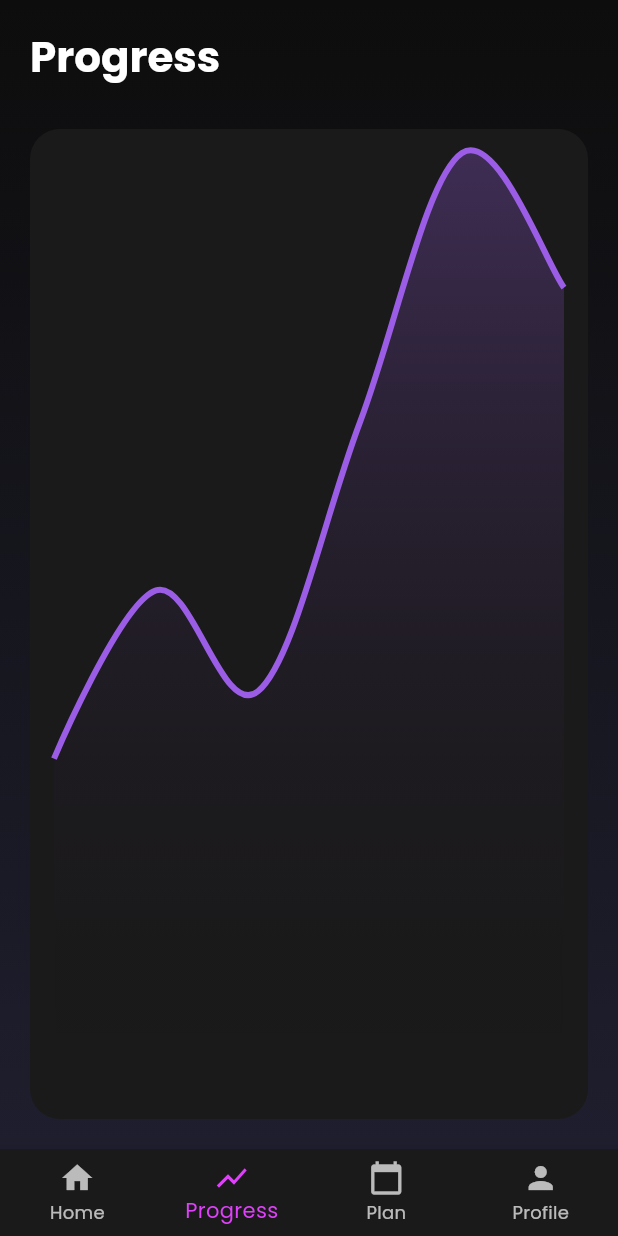
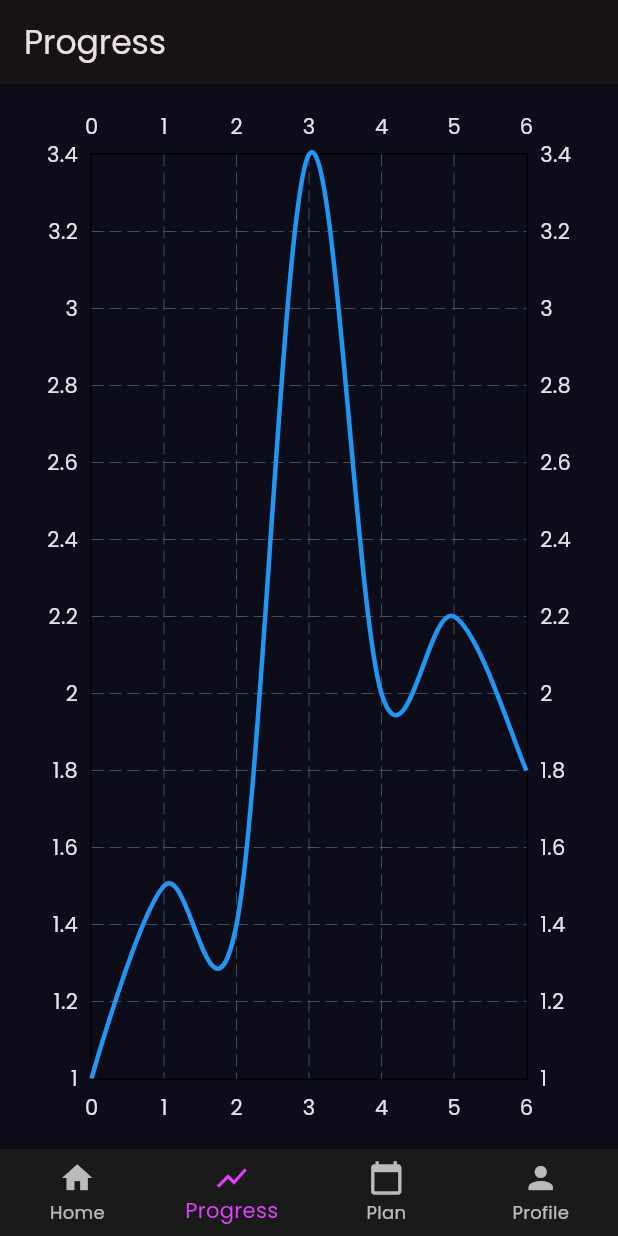
Before and after one commit to abmfp/Fitlyf, a Flutter app: the screen it shows after launch, item 2 of the bottom bar chosen, on a phone screen of 412 x 824 dp. Run offline on Flutter 3.47's test engine with Material 3 defaults, Android fonts, the phone set to English and light mode, and no system bars; drawn by our look-alikes of fl_chart; our stand-ins replace google_fonts.

Commit message:
Update progress_screen.dart

```diff
--- a/lib/screens/progress_screen.dart
+++ b/lib/screens/progress_screen.dart
@@ -1,77 +1,35 @@
+import 'package:fl_chart/fl_chart.dart';
 import 'package:flutter/material.dart';
-import 'package:fl_chart/fl_chart.dart';
 
 class ProgressScreen extends StatelessWidget {
   const ProgressScreen({super.key});
 
   @override
   Widget build(BuildContext context) {
-    return Container(
-      decoration: const BoxDecoration(
-        gradient: LinearGradient(
-          colors: [Color(0xFF0D0D0D), Color(0xFF1E1E2E)],
-          begin: Alignment.topCenter,
-          end: Alignment.bottomCenter,
-        ),
-      ),
-      child: SafeArea(
-        child: Padding(
-          padding: const EdgeInsets.all(20),
-          child: Column(
-            crossAxisAlignment: CrossAxisAlignment.start,
-            children: [
-              Text("Progress",
-                  style: Theme.of(context).textTheme.headlineMedium?.copyWith(
-                        color: Colors.white,
-                        fontWeight: FontWeight.bold,
-                      )),
-              const SizedBox(height: 30),
-
-              Expanded(
-                child: Container(
-                  padding: const EdgeInsets.all(16),
-                  decoration: BoxDecoration(
-                    color: const Color(0xFF1A1A1A),
-                    borderRadius: BorderRadius.circular(20),
-                  ),
+    return Scaffold(
+      appBar: AppBar(title: const Text("Progress")),
+      body: Padding(
+        padding: const EdgeInsets.all(16.0),
         child: LineChart(
           LineChartData(
-                      minY: 0,
-                      gridData: FlGridData(show: false),
-                      borderData: FlBorderData(show: false),
-                      lineTouchData: LineTouchData(enabled: true),
-                      titlesData: FlTitlesData(show: false),
+            gridData: FlGridData(show: true),
+            titlesData: FlTitlesData(show: true),
+            borderData: FlBorderData(show: true),
             lineBarsData: [
               LineChartBarData(
                 spots: const [
                   FlSpot(0, 1),
                   FlSpot(1, 1.5),
-                            FlSpot(2, 1.2),
-                            FlSpot(3, 2),
-                            FlSpot(4, 2.8),
-                            FlSpot(5, 2.4),
+                  FlSpot(2, 1.4),
+                  FlSpot(3, 3.4),
+                  FlSpot(4, 2),
+                  FlSpot(5, 2.2),
+                  FlSpot(6, 1.8),
                 ],
                 isCurved: true,
-                          color: const Color(0xFF9B5DE5),
-                          barWidth: 4,
+                barWidth: 3,
+                color: Colors.blue,
                 dotData: FlDotData(show: false),
-                          belowBarData: BarAreaData(
-                            show: true,
-                            gradient: LinearGradient(
-                              colors: [
-                                const Color(0xFF9B5DE5).withOpacity(0.3),
-                                Colors.transparent
-                              ],
-                              begin: Alignment.topCenter,
-                              end: Alignment.bottomCenter,
-                            ),
-                          ),
-                        ),
-                      ],
-                    ),
-                    swapAnimationCurve: Curves.easeInOut,
-                  ),
-                ),
               ),
             ],
           ),
```
Lines whose indentation alone changed are shown as unchanged.
